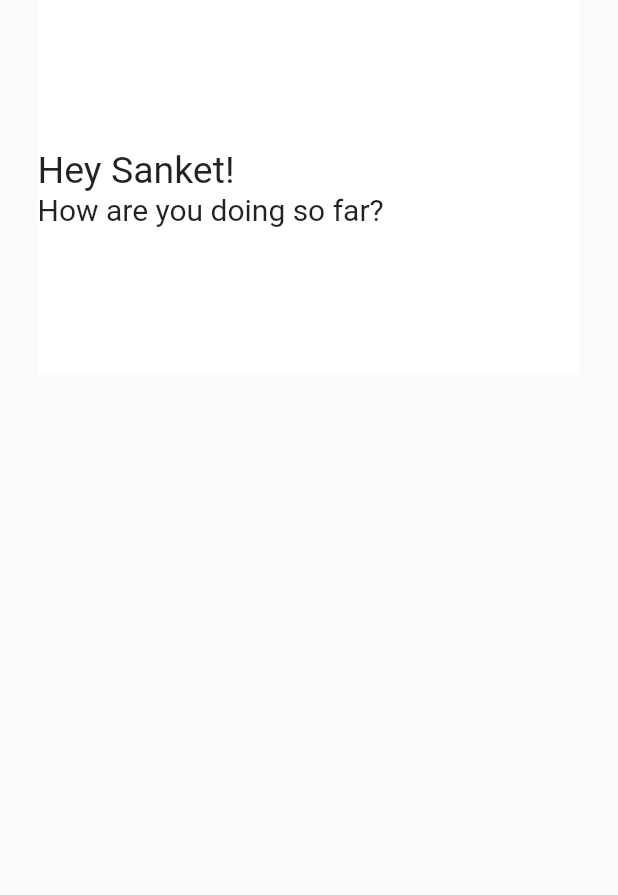
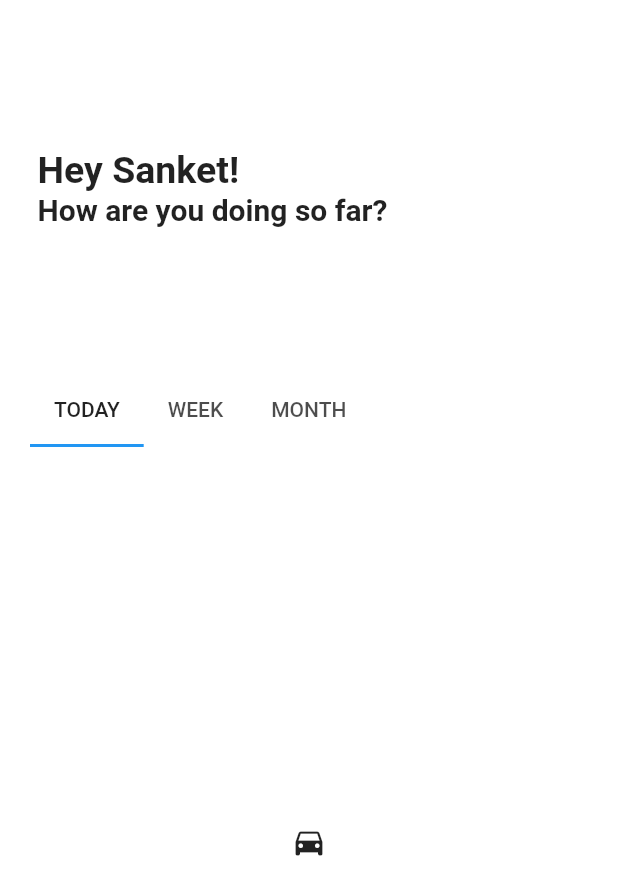
Before and after one commit to sanket143/Stodo, a Flutter app: the screen it shows after launch, on a phone screen of 412 x 824 dp. Shown: the top 895 px of the screen. Run offline on Flutter 3.47's test engine with Material 2 defaults, Android fonts, the phone set to English and light mode, and no system bars; our stand-ins replace rxdart.

Commit message:
Add tabbar

```diff
--- /dev/null
+++ b/lib/src/ui/header.dart
@@ -0,0 +1,35 @@
+import 'package:flutter/material.dart';
+
+class Header extends StatelessWidget {
+  @override
+  Widget build(BuildContext context) {
+    return Padding(
+      padding: const EdgeInsets.symmetric(horizontal: 25.0),
+      child: Container(
+        height: 250,
+        width: double.infinity,
+        color: Colors.white,
+        child: Column(
+          mainAxisAlignment: MainAxisAlignment.center,
+          crossAxisAlignment: CrossAxisAlignment.start,
+          children: <Widget>[
+            Text(
+              "Hey Sanket!",
+              style: TextStyle(
+                fontSize: 25,
+                fontWeight: FontWeight.bold
+              ),
+            ),
+            Text(
+              "How are you doing so far?",
+              style: TextStyle(
+                fontSize: 20,
+                fontWeight: FontWeight.bold
+              ),
+            ),
+          ],
+        ),
+      ),
+    );
+  }
+}
--- a/lib/src/ui/home.dart
+++ b/lib/src/ui/home.dart
@@ -1,40 +1,19 @@
 import 'package:flutter/material.dart';
 import 'package:stodo/src/models/task_model.dart';
 import 'package:stodo/src/blocs/tasks_bloc.dart';
+import 'package:stodo/src/ui/header.dart';
+import 'package:stodo/src/ui/show_lists.dart';
 
 class HomePage extends StatelessWidget {
   @override
   Widget build(BuildContext context){
     bloc.fetchAllTasks();
     return Scaffold(
+      backgroundColor: Colors.white,
       body: Column(
         children: <Widget>[
-          Padding(
-            padding: const EdgeInsets.symmetric(horizontal: 25.0),
-            child: Container(
-              height: 250,
-              width: double.infinity,
-              color: Colors.white,
-              child: Column(
-                mainAxisAlignment: MainAxisAlignment.center,
-                crossAxisAlignment: CrossAxisAlignment.start,
-                children: <Widget>[
-                  Text(
-                    "Hey Sanket!",
-                    style: TextStyle(
-                      fontSize: 25,
-                    ),
-                  ),
-                  Text(
-                    "How are you doing so far?",
-                    style: TextStyle(
-                      fontSize: 20,
-                    ),
-                  ),
-                ],
-              ),
-            ),
-          )
+          Header(),
+          TaskCategoryList()
         ],
       )
     );
--- /dev/null
+++ b/lib/src/ui/show_lists.dart
@@ -0,0 +1,46 @@
+import 'package:flutter/material.dart';
+
+class TaskCategoryList extends StatefulWidget {
+  @override
+  _TaskCategoryListState createState() => _TaskCategoryListState();
+}
+
+class _TaskCategoryListState extends State<TaskCategoryList> {
+  @override
+  Widget build(BuildContext context) {
+    return Expanded(
+      child: Padding(
+        padding: const EdgeInsets.symmetric(horizontal: 20),
+        child: Container(
+          child: DefaultTabController(
+            length: 3,
+            child: Scaffold(
+              backgroundColor: Colors.white,
+              appBar: TabBar(
+                isScrollable: true,
+                tabs: [
+                  Tab(
+                    child: Text("TODAY"),
+                  ),
+                  Tab(
+                    child: Text("WEEK"),
+                  ),
+                  Tab(
+                    child: Text("MONTH"),
+                  ),
+                ],
+              ),
+              body: TabBarView(
+                children: [
+                  Icon(Icons.directions_car),
+                  Icon(Icons.directions_transit),
+                  Icon(Icons.directions_bike),
+                ],
+              ),
+            ),
+          )
+        ),
+      ),
+    );
+  }
+}
```
